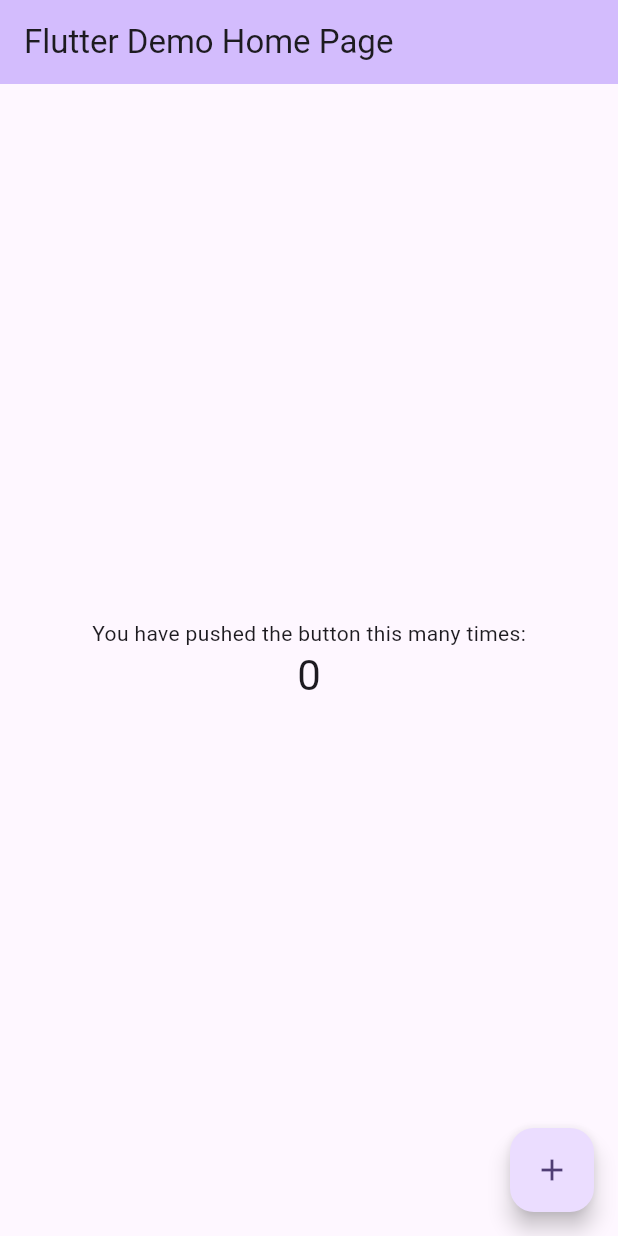
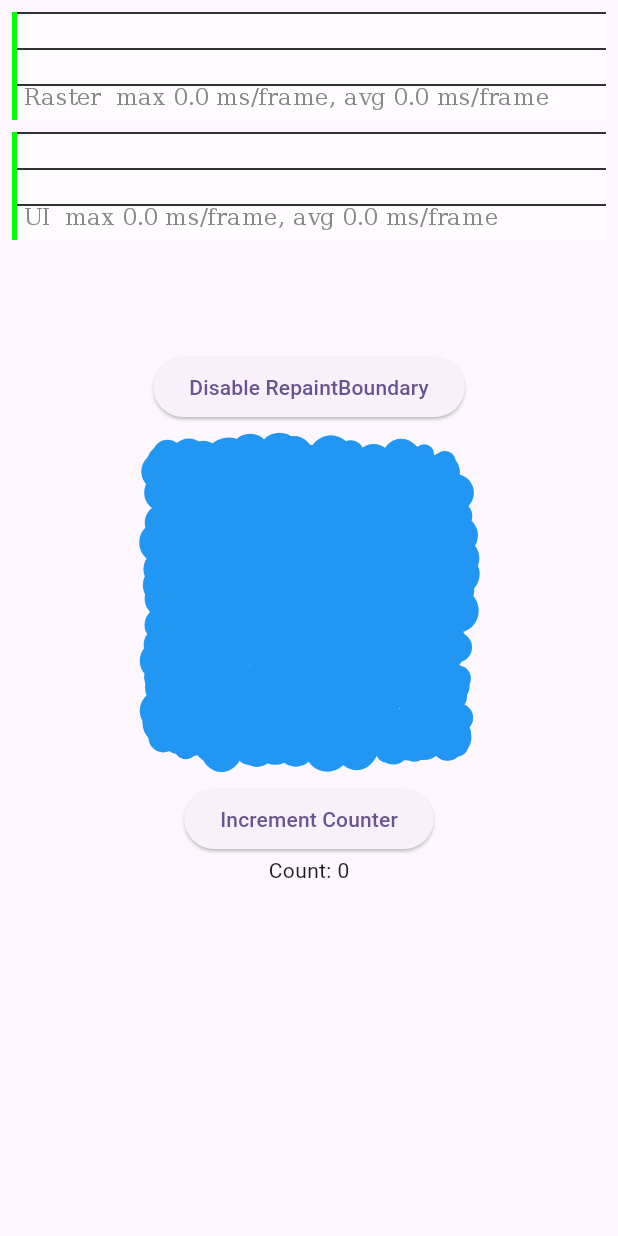
Before and after one commit to avadhksapariya/repaint-boundary-example, a Flutter app: the screen it shows after launch, on a phone screen of 412 x 824 dp. Run offline on Flutter 3.47's test engine with Material 3 defaults, Android fonts, the phone set to English and light mode, and no system bars.

Commit message:
- Screen Repaint Boundary: Integrated the Painter and Counter widget in UI to understand the working of RepaintBoundary. - Heavy Painter: Created a Painter. - Animated Counter: Created a counter widget. - AndroidManifest: Refactored the app name.

```diff
--- /dev/null
+++ b/lib/animated_counter.dart
@@ -0,0 +1,29 @@
+import 'package:flutter/material.dart';
+
+class AnimatedCounter extends StatefulWidget {
+  const AnimatedCounter({super.key});
+
+  @override
+  State<AnimatedCounter> createState() => _AnimatedCounterState();
+}
+
+class _AnimatedCounterState extends State<AnimatedCounter> {
+  int counter = 0;
+
+  @override
+  Widget build(BuildContext context) {
+    return Column(
+      children: [
+        ElevatedButton(
+          onPressed: () {
+            setState(() {
+              counter++;
+            });
+          },
+          child: const Text("Increment Counter"),
+        ),
+        Text("Count: $counter"),
+      ],
+    );
+  }
+}
--- /dev/null
+++ b/lib/heavy_painter.dart
@@ -0,0 +1,26 @@
+import 'dart:math';
+
+import 'package:flutter/material.dart';
+
+class HeavyPainter extends CustomPainter {
+  @override
+  void paint(Canvas canvas, Size size) {
+    final paint = Paint()
+      ..color = Colors.blue
+      ..style = PaintingStyle.fill;
+
+    // Draw a complex pattern with many circles
+    final random = Random();
+    for (int i = 0; i < 1000; i++) {
+      final x = random.nextDouble() * size.width;
+      final y = random.nextDouble() * size.height;
+      final radius = random.nextDouble() * 10 + 5;
+      canvas.drawCircle(Offset(x, y), radius, paint);
+    }
+  }
+
+  @override
+  bool shouldRepaint(covariant CustomPainter oldDelegate) {
+    return false;
+  }
+}
--- a/lib/main.dart
+++ b/lib/main.dart
@@ -1,125 +1,26 @@
 import 'package:flutter/material.dart';
+import 'package:flutter/rendering.dart';
+import 'package:repaint_boundry_example/screen_repaint_boundary.dart';
 
 void main() {
+  debugRepaintRainbowEnabled = true;
   runApp(const MyApp());
 }
 
 class MyApp extends StatelessWidget {
   const MyApp({super.key});
 
-  // This widget is the root of your application.
   @override
   Widget build(BuildContext context) {
     return MaterialApp(
-      title: 'Flutter Demo',
+      debugShowCheckedModeBanner: false,
+      showPerformanceOverlay: true,
+      title: 'Flutter Repaint Boundary',
       theme: ThemeData(
-        // This is the theme of your application.
-        //
-        // TRY THIS: Try running your application with "flutter run". You'll see
-        // the application has a purple toolbar. Then, without quitting the app,
-        // try changing the seedColor in the colorScheme below to Colors.green
-        // and then invoke "hot reload" (save your changes or press the "hot
-        // reload" button in a Flutter-supported IDE, or press "r" if you used
-        // the command line to start the app).
-        //
-        // Notice that the counter didn't reset back to zero; the application
-        // state is not lost during the reload. To reset the state, use hot
-        // restart instead.
-        //
-        // This works for code too, not just values: Most code changes can be
-        // tested with just a hot reload.
         colorScheme: ColorScheme.fromSeed(seedColor: Colors.deepPurple),
         useMaterial3: true,
       ),
-      home: const MyHomePage(title: 'Flutter Demo Home Page'),
+      home: const ScreenRepaintBoundary(),
     );
   }
 }
-
-class MyHomePage extends StatefulWidget {
-  const MyHomePage({super.key, required this.title});
-
-  // This widget is the home page of your application. It is stateful, meaning
-  // that it has a State object (defined below) that contains fields that affect
-  // how it looks.
-
-  // This class is the configuration for the state. It holds the values (in this
-  // case the title) provided by the parent (in this case the App widget) and
-  // used by the build method of the State. Fields in a Widget subclass are
-  // always marked "final".
-
-  final String title;
-
-  @override
-  State<MyHomePage> createState() => _MyHomePageState();
-}
-
-class _MyHomePageState extends State<MyHomePage> {
-  int _counter = 0;
-
-  void _incrementCounter() {
-    setState(() {
-      // This call to setState tells the Flutter framework that something has
-      // changed in this State, which causes it to rerun the build method below
-      // so that the display can reflect the updated values. If we changed
-      // _counter without calling setState(), then the build method would not be
-      // called again, and so nothing would appear to happen.
-      _counter++;
-    });
-  }
-
-  @override
-  Widget build(BuildContext context) {
-    // This method is rerun every time setState is called, for instance as done
-    // by the _incrementCounter method above.
-    //
-    // The Flutter framework has been optimized to make rerunning build methods
-    // fast, so that you can just rebuild anything that needs updating rather
-    // than having to individually change instances of widgets.
-    return Scaffold(
-      appBar: AppBar(
-        // TRY THIS: Try changing the color here to a specific color (to
-        // Colors.amber, perhaps?) and trigger a hot reload to see the AppBar
-        // change color while the other colors stay the same.
-        backgroundColor: Theme.of(context).colorScheme.inversePrimary,
-        // Here we take the value from the MyHomePage object that was created by
-        // the App.build method, and use it to set our appbar title.
-        title: Text(widget.title),
-      ),
-      body: Center(
-        // Center is a layout widget. It takes a single child and positions it
-        // in the middle of the parent.
-        child: Column(
-          // Column is also a layout widget. It takes a list of children and
-          // arranges them vertically. By default, it sizes itself to fit its
-          // children horizontally, and tries to be as tall as its parent.
-          //
-          // Column has various properties to control how it sizes itself and
-          // how it positions its children. Here we use mainAxisAlignment to
-          // center the children vertically; the main axis here is the vertical
-          // axis because Columns are vertical (the cross axis would be
-          // horizontal).
-          //
-          // TRY THIS: Invoke "debug painting" (choose the "Toggle Debug Paint"
-          // action in the IDE, or press "p" in the console), to see the
-          // wireframe for each widget.
-          mainAxisAlignment: MainAxisAlignment.center,
-          children: <Widget>[
-            const Text(
-              'You have pushed the button this many times:',
-            ),
-            Text(
-              '$_counter',
-              style: Theme.of(context).textTheme.headlineMedium,
-            ),
-          ],
-        ),
-      ),
-      floatingActionButton: FloatingActionButton(
-        onPressed: _incrementCounter,
-        tooltip: 'Increment',
-        child: const Icon(Icons.add),
-      ), // This trailing comma makes auto-formatting nicer for build methods.
-    );
-  }
-}
--- /dev/null
+++ b/lib/screen_repaint_boundary.dart
@@ -0,0 +1,58 @@
+import 'package:flutter/material.dart';
+import 'package:repaint_boundry_example/animated_counter.dart';
+import 'package:repaint_boundry_example/heavy_painter.dart';
+
+class ScreenRepaintBoundary extends StatefulWidget {
+  const ScreenRepaintBoundary({super.key});
+
+  @override
+  State<ScreenRepaintBoundary> createState() => _ScreenRepaintBoundaryState();
+}
+
+class _ScreenRepaintBoundaryState extends State<ScreenRepaintBoundary> {
+  bool useRepaintBoundary = true;
+
+  @override
+  Widget build(BuildContext context) {
+    return Scaffold(
+      /*appBar: AppBar(
+        title: const Text("Repaint Boundary Toggle Example"),
+      ),*/
+      body: SafeArea(
+        child: Center(
+          child: Column(
+            mainAxisAlignment: MainAxisAlignment.center,
+            children: [
+              // Toggle RepaintBoundary mode
+              ElevatedButton(
+                onPressed: () {
+                  setState(() {
+                    useRepaintBoundary = !useRepaintBoundary;
+                  });
+                },
+                child: Text(useRepaintBoundary ? "Disable RepaintBoundary" : "Enable RepaintBoundary"),
+              ),
+              Container(
+                width: 200,
+                height: 200,
+                margin: const EdgeInsets.all(20.0),
+                child: useRepaintBoundary
+                    ? RepaintBoundary(
+                        child: CustomPaint(
+                          painter: HeavyPainter(),
+                        ),
+                      )
+                    : CustomPaint(
+                        painter: HeavyPainter(),
+                      ),
+              ),
+
+              // An unrelated widget that cause frequent rebuilds
+              const AnimatedCounter(),
+            ],
+          ),
+        ),
+      ),
+    );
+  }
+}
```
Also changed, not shown: 1 other file.
